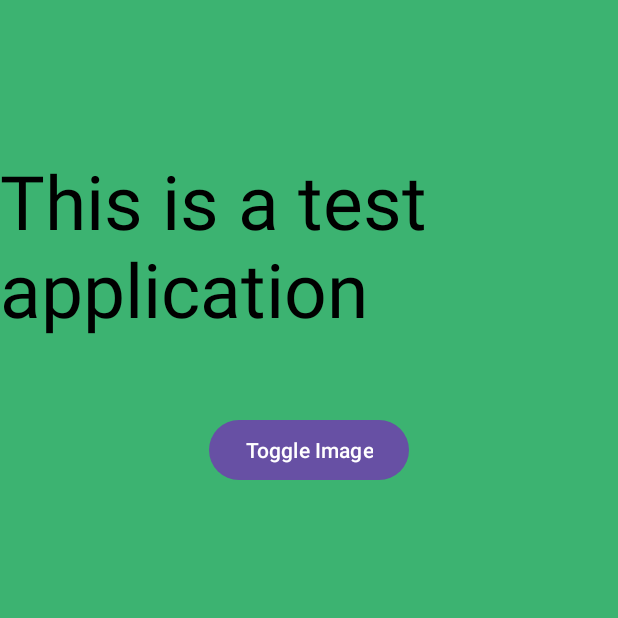
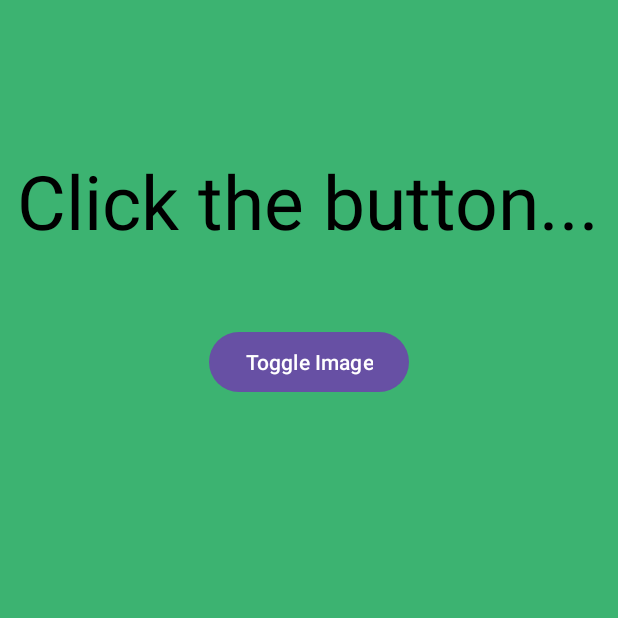
Before and after one commit to noahgoche/isugeoguessr, an Android app: the screen it shows after launch (MainActivity), on a phone screen of 412 x 824 dp, the top half of it. Run offline under Robolectric (Android 15) with nearby library versions, the phone set to English and light mode, and no system bars.

Commit message:
Mystery button update

```diff
--- a/Experiments/exp1/app/src/main/java/com/example/androidexample/MainActivity.java
+++ b/Experiments/exp1/app/src/main/java/com/example/androidexample/MainActivity.java
@@ -9,37 +9,31 @@
 
 public class MainActivity extends AppCompatActivity {
 
-    private TextView messageText;   // Define message TextView variable
-    private Button toggleButton;    // Define Button variable
-    private ImageView catImageView; // Define ImageView variable
-    private boolean isImageVisible = false; // To track visibility state
+
+    private ImageView catImageView;
+    private boolean isImageVisible = false;
 
     @Override
     protected void onCreate(Bundle savedInstanceState) {
         super.onCreate(savedInstanceState);
-        setContentView(R.layout.activity_main);  // Link to Main activity XML
+        setContentView(R.layout.activity_main);
 
-        // Initialize UI elements
-        messageText = findViewById(R.id.main_msg_txt);  // Link to message TextView in the Main activity XML
-        messageText.setText("This is a test application");
+        final TextView mainMsgTextView = findViewById(R.id.main_msg_txt);
+        final Button toggleButton;
 
-        // Initialize Button and ImageView
-        toggleButton = findViewById(R.id.toggleButton);  // Link to Button in XML
-        catImageView = findViewById(R.id.catImageView);  // Link to ImageView in XML
+        mainMsgTextView.setText(R.string.title);
 
-        // Set up a click listener for the button
-        toggleButton.setOnClickListener(new View.OnClickListener() {
-            @Override
-            public void onClick(View v) {
-                // Toggle image visibility
-                if (isImageVisible) {
-                    catImageView.setVisibility(View.GONE);  // Hide the image
-                } else {
-                    catImageView.setVisibility(View.VISIBLE);  // Show the image
-                }
-                // Update visibility state
-                isImageVisible = !isImageVisible;
+        toggleButton = findViewById(R.id.toggleButton);
+        catImageView = findViewById(R.id.catImageView);
+
+        toggleButton.setOnClickListener(v -> {
+
+            if (isImageVisible) {
+                catImageView.setVisibility(View.GONE);
+            } else {
+                catImageView.setVisibility(View.VISIBLE);
             }
+            isImageVisible = !isImageVisible;
         });
     }
 }
--- /dev/null
+++ b/Experiments/exp1/app/src/main/res/values/ids.xml
@@ -0,0 +1,3 @@
+<?xml version="1.0" encoding="utf-8"?>
+<resources>
+</resources>
--- a/Experiments/exp1/app/src/main/res/values/strings.xml
+++ b/Experiments/exp1/app/src/main/res/values/strings.xml
@@ -1,3 +1,5 @@
 <resources>
-    <string name="app_name">AndroidExample</string>
+    <string name="app_name">Mystery Button</string>
+
+    <string name="title">Click the button...</string>
 </resources>
```
Also changed, not shown: Experiments/exp1/app/src/main/res/drawable/catsquare.jpg (added), 6 other files.
